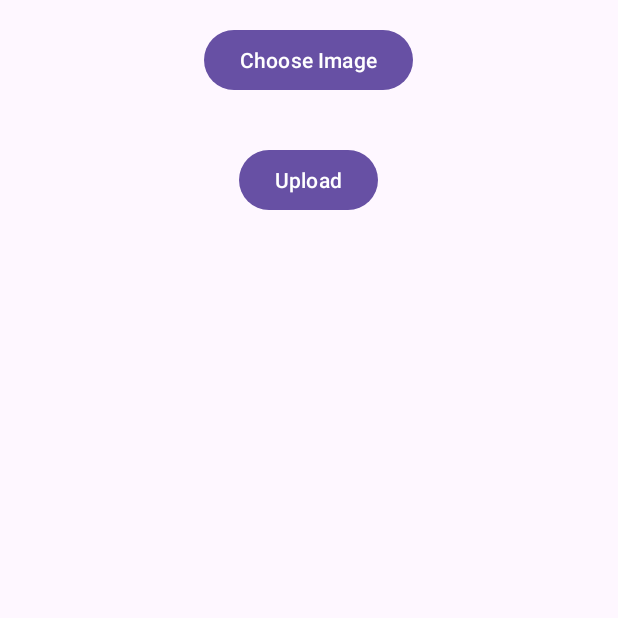
After one commit to ArqamAbdullah700/IslamicWallpapers, an Android app: the Upload_Images screen opened directly, with no data from a screen before it, on a phone screen of 412 x 824 dp, the top half of it. The commit adds this screen. Run offline under Robolectric (Android 15) with nearby library versions, the phone set to English and light mode, and no system bars; our stand-ins replace Firebase (no records; nobody signed in at launch, a user with empty details on screens opened directly).

Commit message:
Image upload functionality added.

```diff
--- a/app/build.gradle.kts
+++ b/app/build.gradle.kts
@@ -1,5 +1,6 @@
 plugins {
     id("com.android.application")
+    id("com.google.gms.google-services")
 }
 
 android {
@@ -36,6 +37,8 @@ dependencies {
     implementation("androidx.appcompat:appcompat:1.6.1")
     implementation("com.google.android.material:material:1.10.0")
     implementation("androidx.constraintlayout:constraintlayout:2.1.4")
+    implementation("com.google.firebase:firebase-analytics:21.5.0")
+    implementation("com.google.firebase:firebase-storage:20.3.0")
     testImplementation("junit:junit:4.13.2")
     androidTestImplementation("androidx.test.ext:junit:1.1.5")
     androidTestImplementation("androidx.test.espresso:espresso-core:3.5.1")
--- /dev/null
+++ b/app/src/main/java/com/islamic/wallpaper/Upload_Images.java
@@ -0,0 +1,113 @@
+package com.islamic.wallpaper;
+
+import androidx.annotation.NonNull;
+import androidx.annotation.Nullable;
+import androidx.appcompat.app.AppCompatActivity;
+
+import android.app.ProgressDialog;
+import android.content.Intent;
+import android.net.Uri;
+import android.os.Bundle;
+import android.provider.MediaStore;
+import android.view.View;
+import android.webkit.MimeTypeMap;
+import android.widget.Button;
+import android.widget.ImageView;
+import android.widget.Toast;
+
+import com.google.android.gms.tasks.OnFailureListener;
+import com.google.android.gms.tasks.OnSuccessListener;
+import com.google.firebase.storage.FirebaseStorage;
+import com.google.firebase.storage.StorageReference;
+import com.google.firebase.storage.UploadTask;
+
+import java.io.IOException;
+
+public class Upload_Images extends AppCompatActivity {
+    private static final int PICK_IMAGE_REQUEST = 1;
+    private Button chooseImageButton, uploadButton;
+    private ImageView selectedImageView;
+    private Uri selectedImageUri;
+
+    private StorageReference storageReference;
+    private ProgressDialog progressDialog;
+
+    @Override
+    protected void onCreate(Bundle savedInstanceState) {
+        super.onCreate(savedInstanceState);
+        setContentView(R.layout.activity_upload_images);
+        storageReference = FirebaseStorage.getInstance().getReference("IslamicWallpapers").child("Images");
+
+        chooseImageButton = findViewById(R.id.chooseImageButton);
+        uploadButton = findViewById(R.id.uploadButton);
+        selectedImageView = findViewById(R.id.selectedImageView);
+        progressDialog = new ProgressDialog(this);
+        progressDialog.setMessage("Uploading image...");
+        progressDialog.setCancelable(false);
+        chooseImageButton.setOnClickListener(new View.OnClickListener() {
+            @Override
+            public void onClick(View v) {
+                openFileChooser();
+            }
+        });
+
+        uploadButton.setOnClickListener(new View.OnClickListener() {
+            @Override
+            public void onClick(View v) {
+                uploadImage();
+            }
+        });
+    }
+    private void openFileChooser() {
+        Intent intent = new Intent();
+        intent.setType("image/*");
+        intent.setAction(Intent.ACTION_GET_CONTENT);
+        startActivityForResult(intent, PICK_IMAGE_REQUEST);
+    }
+
+    @Override
+    protected void onActivityResult(int requestCode, int resultCode, @Nullable Intent data) {
+        super.onActivityResult(requestCode, resultCode, data);
+
+        if (requestCode == PICK_IMAGE_REQUEST && resultCode == RESULT_OK && data != null && data.getData() != null) {
+            selectedImageUri = data.getData();
+            try {
+                selectedImageView.setImageBitmap(MediaStore.Images.Media.getBitmap(getContentResolver(), selectedImageUri));
+            } catch (IOException e) {
+                e.printStackTrace();
+            }
+        }
+    }
+
+    private void uploadImage() {
+        progressDialog.show();
+        if (selectedImageUri != null) {
+            StorageReference fileReference = storageReference.child(System.currentTimeMillis() + "." + getFileExtension(selectedImageUri));
+
+            fileReference.putFile(selectedImageUri)
+                    .addOnSuccessListener(new OnSuccessListener<UploadTask.TaskSnapshot>() {
+                        @Override
+                        public void onSuccess(UploadTask.TaskSnapshot taskSnapshot) {
+                            progressDialog.dismiss();
+                            Toast.makeText(Upload_Images.this, "Upload successful", Toast.LENGTH_SHORT).show();
+                            startActivity(new Intent(Upload_Images.this,MainActivity.class));
+                        }
+                    })
+                    .addOnFailureListener(new OnFailureListener() {
+                        @Override
+                        public void onFailure(@NonNull Exception e) {
+                            progressDialog.dismiss();
+                            Toast.makeText(Upload_Images.this, "Upload failed: " + e.getMessage(), Toast.LENGTH_SHORT).show();
+                        }
+                    });
+        } else {
+            Toast.makeText(this, "No image selected", Toast.LENGTH_SHORT).show();
+        }
+    }
+
+    private String getFileExtension(Uri uri) {
+        // Get the file extension of the selected image
+        // (e.g., ".jpg", ".png")
+        return MimeTypeMap.getSingleton().getExtensionFromMimeType(getContentResolver().getType(uri));
+    }
+}
--- /dev/null
+++ b/app/src/main/res/layout/activity_upload_images.xml
@@ -0,0 +1,33 @@
+<RelativeLayout xmlns:android="http://schemas.android.com/apk/res/android"
+    xmlns:tools="http://schemas.android.com/tools"
+    android:layout_width="match_parent"
+    android:layout_height="match_parent"
+    tools:context=".MainActivity">
+
+    <Button
+        android:id="@+id/chooseImageButton"
+        android:layout_width="wrap_content"
+        android:layout_height="wrap_content"
+        android:text="Choose Image"
+        android:layout_centerHorizontal="true"
+        android:layout_marginTop="16dp"/>
+
+    <ImageView
+        android:id="@+id/selectedImageView"
+        android:layout_width="match_parent"
+        android:layout_height="wrap_content"
+        android:layout_below="@id/chooseImageButton"
+        android:layout_marginTop="16dp"
+        android:scaleType="centerInside"
+        android:adjustViewBounds="true"/>
+
+    <Button
+        android:id="@+id/uploadButton"
+        android:layout_width="wrap_content"
+        android:layout_height="wrap_content"
+        android:text="Upload"
+        android:layout_below="@id/selectedImageView"
+        android:layout_centerHorizontal="true"
+        android:layout_marginTop="16dp"/>
+
+</RelativeLayout>
--- a/build.gradle.kts
+++ b/build.gradle.kts
@@ -1,3 +1,8 @@
+buildscript {
+    dependencies {
+        classpath("com.google.gms:google-services:4.4.0")
+    }
+}
 // Top-level build file where you can add configuration options common to all sub-projects/modules.
 plugins {
     id("com.android.application") version "8.1.4" apply false
```
Also changed, not shown: app/src/main/AndroidManifest.xml (+12 -0 lines), app/src/main/java/com/islamic/wallpaper/MainActivity.java (+25 -21 lines), app/src/main/res/layout/activity_main.xml (+2 -7 lines), 2 other files.
